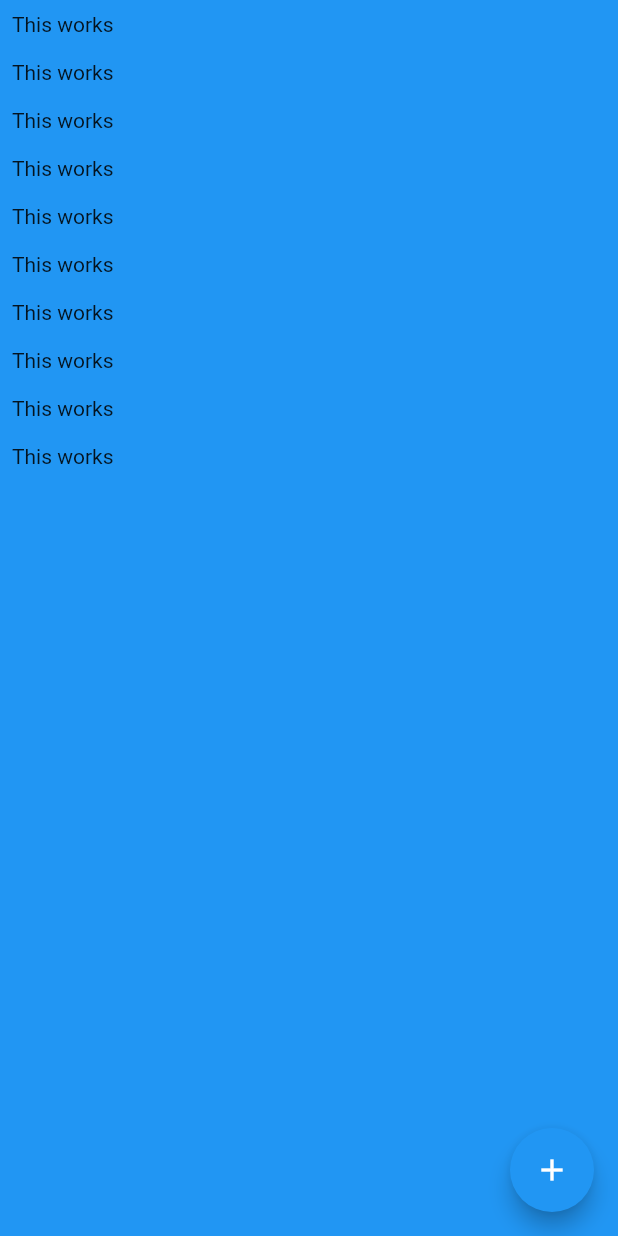
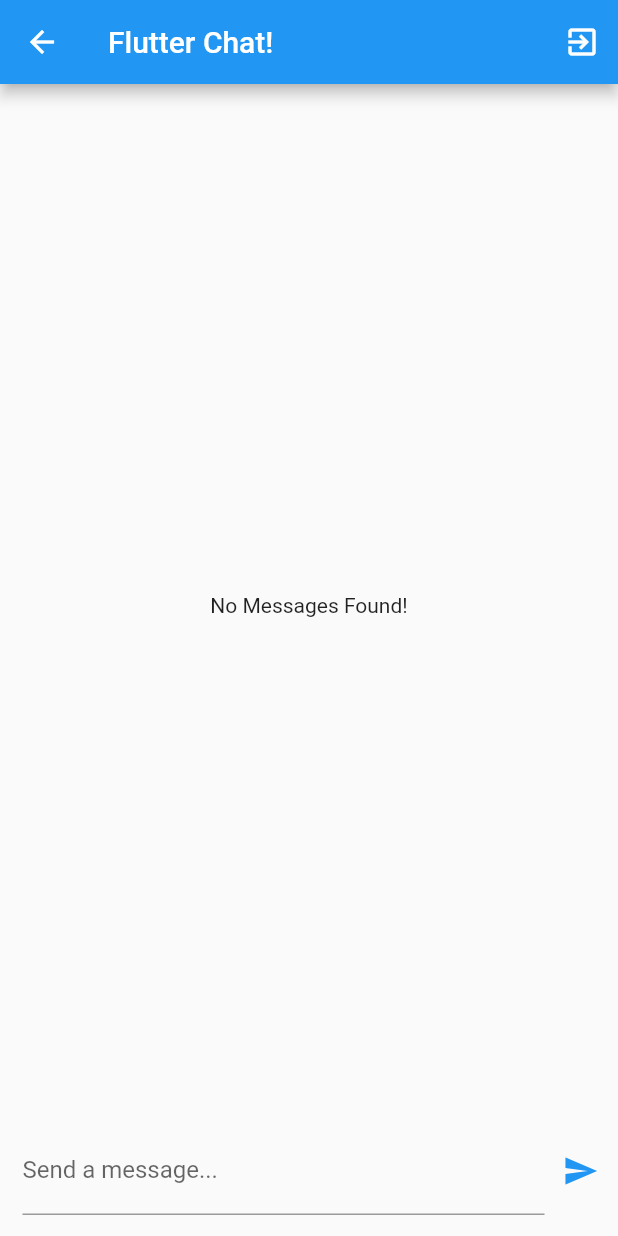
Before and after one commit to danzito/chatapp, a Flutter app: the ChatScreen screen opened directly, on a phone screen of 412 x 824 dp. Run offline on Flutter 3.47's test engine with Material 2 defaults, Android fonts, the phone set to English and light mode, and no system bars; our stand-ins replace cloud_firestore, firebase_auth, firebase_core, firebase_messaging, firebase_storage, image_picker; accounts and stored records are empty.

```diff
--- a/lib/screens/chat_screen.dart
+++ b/lib/screens/chat_screen.dart
@@ -1,32 +1,78 @@
+import 'package:firebase_auth/firebase_auth.dart';
+import 'package:firebase_messaging/firebase_messaging.dart';
 import 'package:flutter/material.dart';
-import 'package:cloud_firestore/cloud_firestore.dart';
 
-class ChatScreen extends StatelessWidget {
+import '../widgets/chat_messages.dart';
+import '../widgets/new_messages.dart';
+
+class ChatScreen extends StatefulWidget {
   const ChatScreen({super.key});
+
+  @override
+  State<ChatScreen> createState() => _ChatScreenState();
+}
+
+class _ChatScreenState extends State<ChatScreen> {
+  void setupPushNotifications() async {
+    final fcm = FirebaseMessaging.instance;
+
+    await fcm.requestPermission();
+    // final token = await fcm.getToken();
+    // print(token);
+
+    fcm.subscribeToTopic('chat');
+  }
+
+  @override
+  void initState() {
+    setupPushNotifications();
+
+    super.initState();
+  }
 
   @override
   Widget build(BuildContext context) {
     return Scaffold(
-      backgroundColor: Theme.of(context).colorScheme.primary,
-      body: ListView.builder(
-        itemBuilder: (ctx, index) => Container(
-          padding: const EdgeInsets.all(8),
-          child: const Text('This works'),
-        ),
-        itemCount: 10,
+      appBar: AppBar(
+        title: const Text('Flutter Chat!'),
+        actions: [
+          IconButton(
+            onPressed: () {
+              FirebaseAuth.instance.signOut();
+            },
+            icon: const Icon(
+              Icons.exit_to_app,
+              color: Colors.white,
+            ),
+          )
+        ],
       ),
-      floatingActionButton: FloatingActionButton(
-        onPressed: () {
-          FirebaseFirestore.instance
-              .collection('chats/Q644ImTKDQSBFthvaw1A/messages')
-              .snapshots()
-              .listen((event) {
-            //     print('See below ->');
-            // print(event.docs[0]);
-          });
-        },
-        child: const Icon(Icons.add),
+      body: const Column(
+        children: [
+          Expanded(child: ChatMessages()),
+          NewMessage(),
+        ],
       ),
+      // backgroundColor: Theme.of(context).colorScheme.primary,
+      // body: ListView.builder(
+      //   itemBuilder: (ctx, index) => Container(
+      //     padding: const EdgeInsets.all(8),
+      //     child: const Text('This works'),
+      //   ),
+      //   itemCount: 10,
+      // ),
+      // floatingActionButton: FloatingActionButton(
+      //   onPressed: () {
+      //     FirebaseFirestore.instance
+      //         .collection('chats/Q644ImTKDQSBFthvaw1A/messages')
+      //         .snapshots()
+      //         .listen((event) {
+      //       //     print('See below ->');
+      //       // print(event.docs[0]);
+      //     });
+      //   },
+      //   child: const Icon(Icons.add),
+      // ),
     );
   }
 }
--- /dev/null
+++ b/lib/widgets/chat_messages.dart
@@ -0,0 +1,66 @@
+import 'package:chatapp/widgets/message_bubble.dart';
+import 'package:cloud_firestore/cloud_firestore.dart';
+import 'package:firebase_auth/firebase_auth.dart';
+import 'package:flutter/material.dart';
+
+class ChatMessages extends StatelessWidget {
+  const ChatMessages({super.key});
+
+  @override
+  Widget build(BuildContext context) {
+    final authenticatedUser = FirebaseAuth.instance.currentUser!;
+
+    return StreamBuilder(
+      stream: FirebaseFirestore.instance
+          .collection('chat')
+          .orderBy(
+            'createdAt',
+            descending: true,
+          )
+          .snapshots(),
+      builder: (context, snapshot) {
+        if (snapshot.connectionState == ConnectionState.waiting) {
+          return const Center(
+            child: CircularProgressIndicator(),
+          );
+        }
+
+        if (!snapshot.hasData || snapshot.data!.docs.isEmpty) {
+          return const Center(child: Text('No Messages Found!'));
+        }
+
+        if (snapshot.hasError) {
+          return const Center(
+            child: Text('An Error has occured!'),
+          );
+        }
+
+        final loadedMsgs = snapshot.data!.docs;
+        return ListView.builder(
+            padding: const EdgeInsets.only(
+              bottom: 40,
+              left: 13,
+              right: 13,
+            ),
+            reverse: true,
+            itemCount: loadedMsgs.length,
+            itemBuilder: (ctx, index) {
+              final chatMsg = loadedMsgs[index].data();
+              final nextChatMsg = index+1< loadedMsgs.length? loadedMsgs[index+1].data() : null;
+              final currentMsgUserId = chatMsg['userId'];
+              final nextMsgUserId = nextChatMsg !=null ? nextChatMsg['userId'] : null;
+              final nextUserIsSame = nextMsgUserId == currentMsgUserId;
+
+              if(nextUserIsSame){
+                return MessageBubble.next(message: chatMsg['text'], isMe: authenticatedUser.uid == currentMsgUserId);
+              }else{
+                return MessageBubble.first(userImage: chatMsg['userImage'], username: chatMsg['username'], message: chatMsg['text'], isMe: authenticatedUser.uid == currentMsgUserId);
+              }
+
+
+              // Text(loadedMsgs[index].data()['text']),
+            });
+      },
+    );
+  }
+}
--- /dev/null
+++ b/lib/widgets/new_messages.dart
@@ -0,0 +1,70 @@
+import 'package:cloud_firestore/cloud_firestore.dart';
+import 'package:firebase_auth/firebase_auth.dart';
+import 'package:flutter/material.dart';
+
+class NewMessage extends StatefulWidget {
+  const NewMessage({Key? key}) : super(key: key);
+
+  @override
+  State<NewMessage> createState() => _NewMessageState();
+}
+
+class _NewMessageState extends State<NewMessage> {
+  final _messageController = TextEditingController();
+
+  @override
+  void dispose() {
+    _messageController.dispose();
+    super.dispose();
+  }
+
+  Future<void> _submitMessage() async {
+    final enteredMessage = _messageController.text;
+
+    if (enteredMessage.trim().isEmpty) {
+      return;
+    }
+
+    FocusScope.of(context).unfocus();
+    _messageController.clear();
+
+
+    final user = FirebaseAuth.instance.currentUser!;
+    final userData = await FirebaseFirestore.instance
+        .collection('users')
+        .doc(user.uid)
+        .get();
+    FirebaseFirestore.instance.collection('chat').add({
+      'text': enteredMessage,
+      'createdAt': Timestamp.now(),
+      'userId': user.uid,
+      'username': userData.data()!['username'],
+      'userImage': userData.data()!['image_url'],
+    });
+
+
+  }
+
+  @override
+  Widget build(BuildContext context) {
+    return Padding(
+      padding: const EdgeInsets.only(left: 15, right: 1, bottom: 14),
+      child: Row(
+        children: [
+          Expanded(
+              child: TextField(
+            controller: _messageController,
+            textCapitalization: TextCapitalization.sentences,
+            autocorrect: true,
+            enableSuggestions: true,
+            decoration: const InputDecoration(labelText: 'Send a message...'),
+          )),
+          IconButton(
+              color: Theme.of(context).colorScheme.primary,
+              onPressed: _submitMessage,
+              icon: const Icon(Icons.send)),
+        ],
+      ),
+    );
+  }
+}
--- a/pubspec.yaml
+++ b/pubspec.yaml
@@ -35,9 +35,12 @@ dependencies:
   # The following adds the Cupertino Icons font to your application.
   # Use with the CupertinoIcons class for iOS style icons.
   cupertino_icons: ^1.0.2
-  cloud_firestore: ^4.6.0
+  cloud_firestore: ^4.8.0
   firebase_core: ^2.13.1
   firebase_auth: ^4.6.2
+  firebase_storage: ^11.2.2
+  image_picker: ^0.8.7+5
+  firebase_messaging: ^14.6.4
 
 dev_dependencies:
   flutter_test:
```
Also changed, not shown: lib/main.dart (+20 -3 lines), lib/screens/auth_screen.dart (+82 -2 lines), lib/screens/splash.dart (added, +17 -0 lines), lib/widgets/message_bubble.dart (added, +147 -0 lines), lib/widgets/user_image_picker.dart (added, +55 -0 lines), pubspec.lock, 1 other file.
